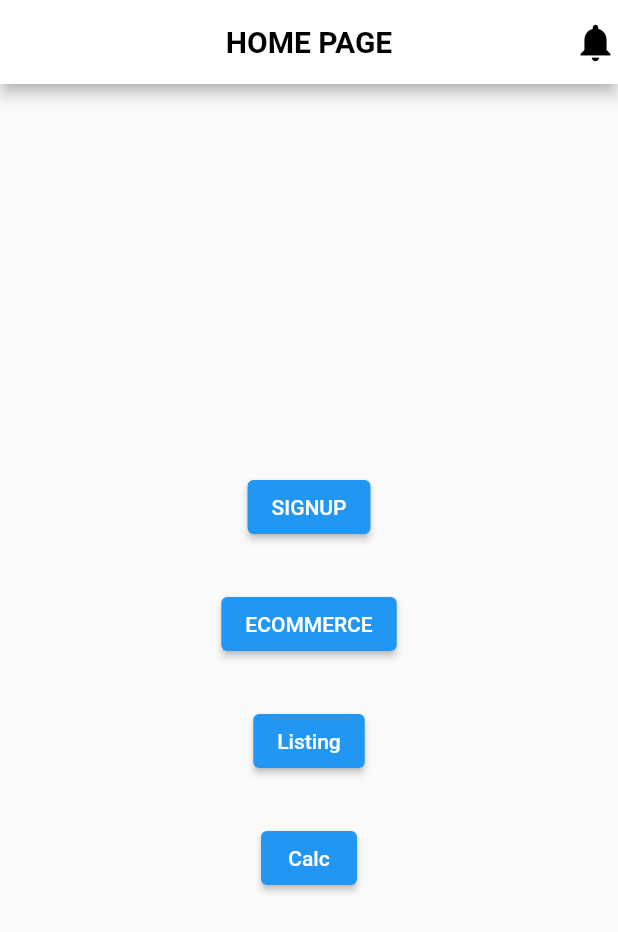
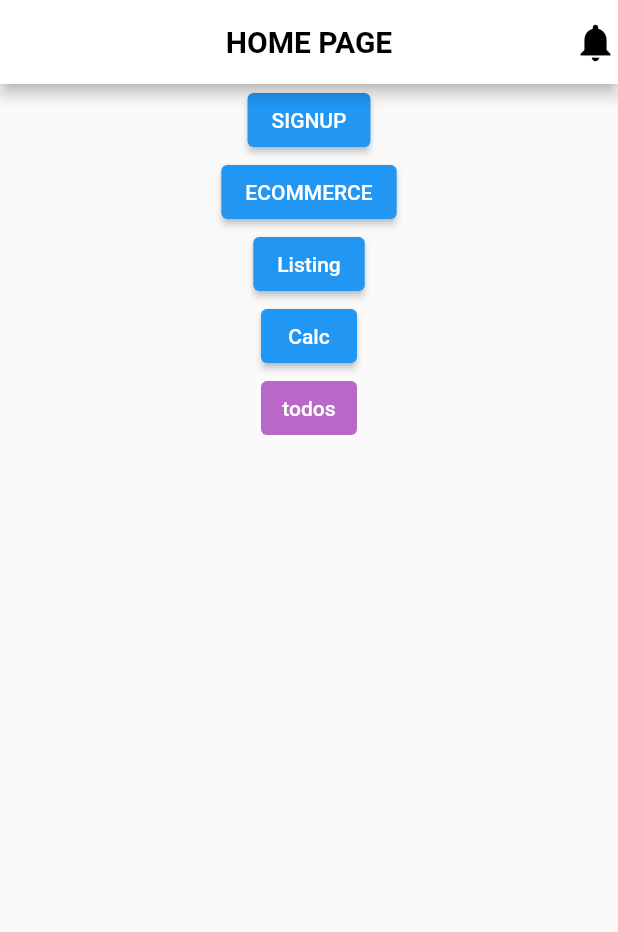
Before and after one commit to mobi781/main, a Flutter app: the screen it shows after launch, on a phone screen of 412 x 824 dp. Shown: the top 932 px of the screen. Run offline on Flutter 3.47's test engine with Material 2 defaults, Android fonts, the phone set to English and light mode, and no system bars; our stand-ins replace math_expressions.

Commit message:
little changes

```diff
--- a/lib/main.dart
+++ b/lib/main.dart
@@ -1,7 +1,8 @@
 import 'package:flutter/material.dart';
-import 'package:flutter_application_2/calc.dart';
+import 'package:flutter_application_2/screens/calc.dart';
 import 'package:flutter_application_2/screens/Electronics.dart';
 import 'package:flutter_application_2/screens/elist.dart';
+import 'package:flutter_application_2/screens/todos.dart';
 import 'screens/signup.dart';
 
 // import 'nav.dart';
@@ -45,9 +46,9 @@ class Home extends StatelessWidget {
         body: Container(
           child: Center(
             child: Column(
-              mainAxisAlignment: MainAxisAlignment.center,
+              // mainAxisAlignment: MainAxisAlignment.center,
+              // crossAxisAlignment: CrossAxisAlignment.center,
               children: [
-                SizedBox(height: 30),
                 ElevatedButton(
                   // style: style,
                   onPressed: () {
@@ -56,7 +57,6 @@ class Home extends StatelessWidget {
                   },
                   child: const Text('SIGNUP'),
                 ),
-                SizedBox(height: 30),
                 ElevatedButton(
                   // style: style,
                   onPressed: () {
@@ -65,7 +65,6 @@ class Home extends StatelessWidget {
                   },
                   child: const Text('ECOMMERCE'),
                 ),
-                SizedBox(height: 30),
                 ElevatedButton(
                   // style: style,
                   onPressed: () {
@@ -74,7 +73,6 @@ class Home extends StatelessWidget {
                   },
                   child: const Text('Listing'),
                 ),
-                SizedBox(height: 30),
                 ElevatedButton(
                   // style: style,
                   onPressed: () {
@@ -83,6 +81,17 @@ class Home extends StatelessWidget {
                   },
                   child: const Text('Calc'),
                 ),
+                TextButton(
+                  style: ButtonStyle(
+                    backgroundColor:
+                        MaterialStateProperty.all<Color>(Colors.purple[300]),
+                  ),
+                  onPressed: () {
+                    Navigator.push(context,
+                        MaterialPageRoute(builder: (context) => Todos()));
+                  },
+                  child: Text('todos', style: TextStyle(color: Colors.white)),
+                )
               ],
             ),
           ),
```
Also changed, not shown: lib/screens/todos.dart (added, +104 -0 lines), lib/screens/calc.dart (renamed from lib/calc.dart).
